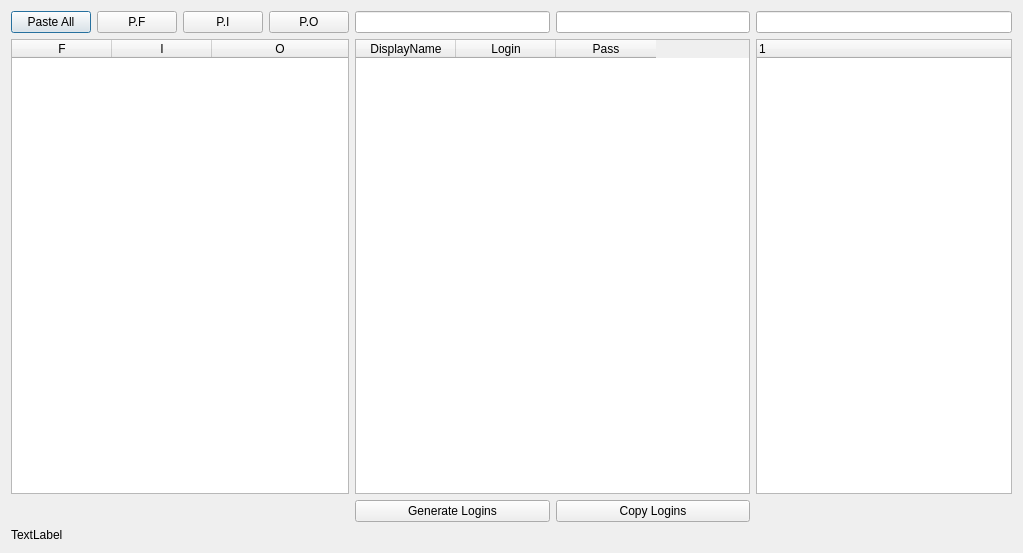
Before: the Qt Designer form ui_files/main.ui in qiwichupa/RussianFIO2AD, drawn with Qt 5.
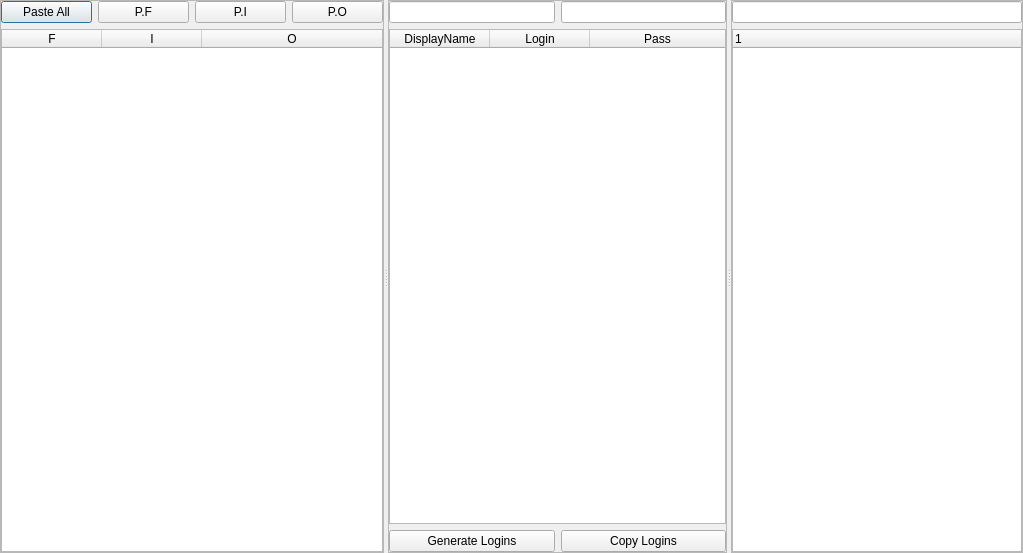
After: the same form once the commit is applied.

Diff of the .ui file:
```diff
--- a/ui_files/main.ui
+++ b/ui_files/main.ui
@@ -13,7 +13,47 @@
   <property name="windowTitle">
    <string>Dialog</string>
   </property>
-  <layout class="QGridLayout" name="gridLayout">
+  <layout class="QHBoxLayout" name="horizontalLayout_2">
+   <property name="leftMargin">
+    <number>0</number>
+   </property>
+   <property name="topMargin">
+    <number>0</number>
+   </property>
+   <property name="rightMargin">
+    <number>0</number>
+   </property>
+   <property name="bottomMargin">
+    <number>0</number>
+   </property>
+   <item>
+    <widget class="QSplitter" name="splitter">
+     <property name="orientation">
+      <enum>Qt::Horizontal</enum>
+     </property>
+     <widget class="QWidget" name="gridLayoutWidget_2">
+      <layout class="QGridLayout" name="gridNames">
+       <item row="0" column="0">
+        <widget class="QFrame" name="frame_2">
+         <property name="frameShape">
+          <enum>QFrame::StyledPanel</enum>
+         </property>
+         <property name="frameShadow">
+          <enum>QFrame::Raised</enum>
+         </property>
+         <layout class="QGridLayout" name="gridLayout_3">
+          <property name="leftMargin">
+           <number>0</number>
+          </property>
+          <property name="topMargin">
+           <number>0</number>
+          </property>
+          <property name="rightMargin">
+           <number>0</number>
+          </property>
+          <property name="bottomMargin">
+           <number>0</number>
+          </property>
    <item row="0" column="0">
     <widget class="QPushButton" name="pasteFIO">
      <property name="text">
@@ -42,23 +82,23 @@
      </property>
     </widget>
    </item>
-   <item row="0" column="4">
-    <widget class="QLineEdit" name="loginPrefix"/>
-   </item>
-   <item row="0" column="5">
-    <widget class="QLineEdit" name="passwordMask"/>
-   </item>
-   <item row="0" column="6">
-    <widget class="QLineEdit" name="domainServer"/>
-   </item>
    <item row="1" column="0" colspan="4">
     <widget class="QTableWidget" name="namesTable">
      <property name="horizontalScrollMode">
       <enum>QAbstractItemView::ScrollPerPixel</enum>
      </property>
+            <attribute name="horizontalHeaderMinimumSectionSize">
+             <number>16</number>
+            </attribute>
      <attribute name="horizontalHeaderStretchLastSection">
       <bool>true</bool>
      </attribute>
+            <attribute name="verticalHeaderDefaultSectionSize">
+             <number>16</number>
+            </attribute>
+            <attribute name="verticalHeaderMinimumSectionSize">
+             <number>16</number>
+            </attribute>
      <attribute name="verticalHeaderStretchLastSection">
       <bool>false</bool>
      </attribute>
@@ -79,8 +119,80 @@
      </column>
     </widget>
    </item>
-   <item row="1" column="4" colspan="2">
+         </layout>
+        </widget>
+       </item>
+      </layout>
+     </widget>
+     <widget class="QWidget" name="gridLayoutWidget">
+      <layout class="QGridLayout" name="gridLogins">
+       <item row="0" column="1">
+        <widget class="QFrame" name="frame">
+         <property name="sizePolicy">
+          <sizepolicy hsizetype="Expanding" vsizetype="Preferred">
+           <horstretch>0</horstretch>
+           <verstretch>0</verstretch>
+          </sizepolicy>
+         </property>
+         <property name="minimumSize">
+          <size>
+           <width>300</width>
+           <height>0</height>
+          </size>
+         </property>
+         <property name="frameShape">
+          <enum>QFrame::StyledPanel</enum>
+         </property>
+         <property name="frameShadow">
+          <enum>QFrame::Raised</enum>
+         </property>
+         <layout class="QGridLayout" name="gridLayout_2">
+          <property name="leftMargin">
+           <number>0</number>
+          </property>
+          <property name="topMargin">
+           <number>0</number>
+          </property>
+          <property name="rightMargin">
+           <number>0</number>
+          </property>
+          <property name="bottomMargin">
+           <number>0</number>
+          </property>
+          <item row="2" column="1">
+           <widget class="QPushButton" name="genLogins">
+            <property name="text">
+             <string>Generate Logins</string>
+            </property>
+           </widget>
+          </item>
+          <item row="2" column="2">
+           <widget class="QPushButton" name="copyLogins">
+            <property name="text">
+             <string>Copy Logins</string>
+            </property>
+           </widget>
+          </item>
+          <item row="0" column="1">
+           <widget class="QLineEdit" name="loginPrefix"/>
+          </item>
+          <item row="0" column="2">
+           <widget class="QLineEdit" name="passwordMask"/>
+          </item>
+          <item row="1" column="1" colspan="2">
     <widget class="QTableWidget" name="loginsTable">
+            <attribute name="horizontalHeaderMinimumSectionSize">
+             <number>16</number>
+            </attribute>
+            <attribute name="horizontalHeaderStretchLastSection">
+             <bool>true</bool>
+            </attribute>
+            <attribute name="verticalHeaderDefaultSectionSize">
+             <number>16</number>
+            </attribute>
+            <attribute name="verticalHeaderMinimumSectionSize">
+             <number>16</number>
+            </attribute>
      <column>
       <property name="text">
        <string>DisplayName</string>
@@ -98,7 +210,38 @@
      </column>
     </widget>
    </item>
-   <item row="1" column="6">
+         </layout>
+        </widget>
+       </item>
+      </layout>
+     </widget>
+     <widget class="QWidget" name="gridLayoutWidget_3">
+      <layout class="QGridLayout" name="gridAD">
+       <item row="0" column="0">
+        <widget class="QFrame" name="frame_3">
+         <property name="frameShape">
+          <enum>QFrame::StyledPanel</enum>
+         </property>
+         <property name="frameShadow">
+          <enum>QFrame::Raised</enum>
+         </property>
+         <layout class="QGridLayout" name="gridLayout_4">
+          <property name="leftMargin">
+           <number>0</number>
+          </property>
+          <property name="topMargin">
+           <number>0</number>
+          </property>
+          <property name="rightMargin">
+           <number>0</number>
+          </property>
+          <property name="bottomMargin">
+           <number>0</number>
+          </property>
+          <item row="0" column="0">
+           <widget class="QLineEdit" name="domainServer"/>
+          </item>
+          <item row="1" column="0">
     <widget class="QTreeWidget" name="adTree">
      <column>
       <property name="text">
@@ -107,25 +250,11 @@
      </column>
     </widget>
    </item>
-   <item row="3" column="0" colspan="6">
-    <widget class="QLabel" name="label">
-     <property name="text">
-      <string>TextLabel</string>
-     </property>
-    </widget>
-   </item>
-   <item row="2" column="4">
-    <widget class="QPushButton" name="genLogins">
-     <property name="text">
-      <string>Generate Logins</string>
-     </property>
-    </widget>
-   </item>
-   <item row="2" column="5">
-    <widget class="QPushButton" name="copyLogins">
-     <property name="text">
-      <string>Copy Logins</string>
-     </property>
+         </layout>
+        </widget>
+       </item>
+      </layout>
+     </widget>
     </widget>
    </item>
   </layout>
```
Left out of the diff: 5 changed lines with no effect on the pictures. Lines whose indentation alone changed are shown as unchanged.
